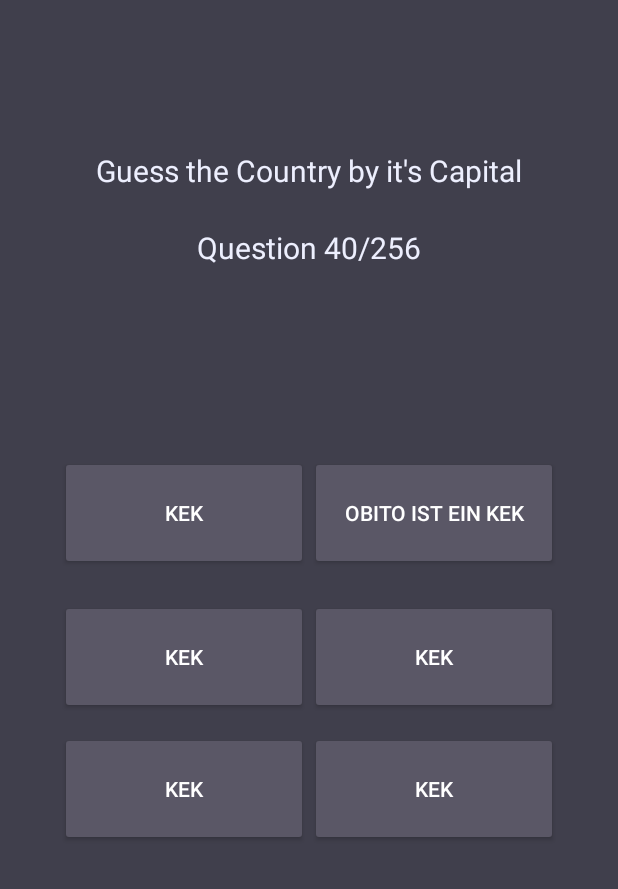
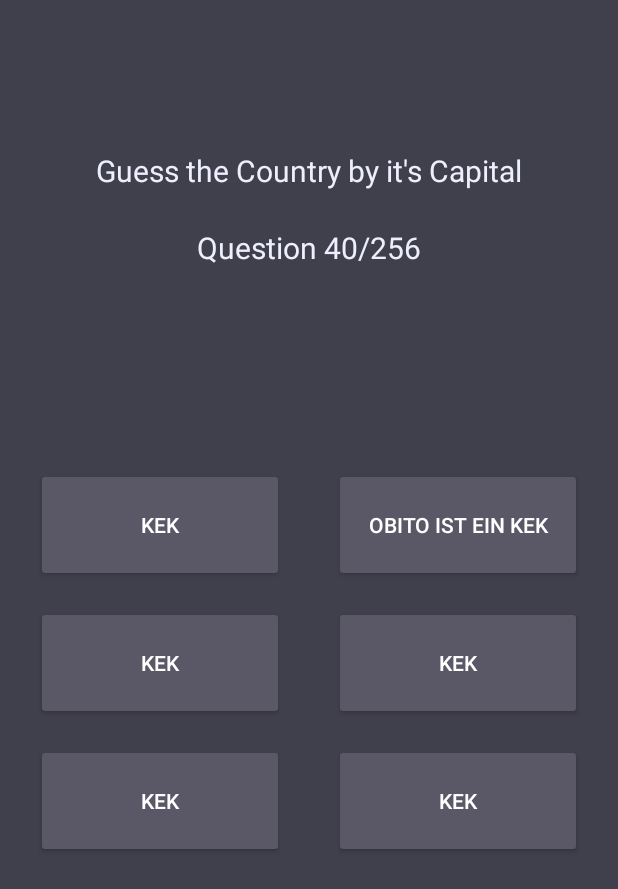
Before and after one commit to Zesshi/Geo.io, an Android app: the GuessTheCapital screen opened directly, with no data from a screen before it, on a phone screen of 412 x 824 dp. Shown: the top 889 px of the screen. Run offline under Robolectric (Android 15) with nearby library versions, the phone set to English and light mode, and no system bars.

Commit message:
Guess the capital in main

```diff
--- a/app/src/main/res/layout/activity_guess_the_capital.xml
+++ b/app/src/main/res/layout/activity_guess_the_capital.xml
@@ -42,8 +42,8 @@
         android:id="@+id/button6"
         android:layout_width="165dp"
         android:layout_height="76dp"
-        android:layout_marginTop="304dp"
-        android:layout_marginEnd="40dp"
+        android:layout_marginTop="312dp"
+        android:layout_marginEnd="24dp"
         android:backgroundTint="@color/light_grey"
         android:text="@string/obito_ist_ein_kek"
         android:textColor="@color/white"
@@ -55,8 +55,8 @@
         android:id="@+id/button10"
         android:layout_width="165dp"
         android:layout_height="76dp"
-        android:layout_marginStart="40dp"
-        android:layout_marginTop="304dp"
+        android:layout_marginStart="24dp"
+        android:layout_marginTop="312dp"
         android:backgroundTint="@color/light_grey"
         android:text="@string/kek"
         app:layout_constraintStart_toStartOf="parent"
@@ -66,8 +66,8 @@
         android:id="@+id/button2"
         android:layout_width="165dp"
         android:layout_height="76dp"
-        android:layout_marginStart="40dp"
-        android:layout_marginTop="400dp"
+        android:layout_marginStart="24dp"
+        android:layout_marginTop="404dp"
         android:backgroundTint="@color/light_grey"
         android:text="@string/kek"
         app:layout_constraintStart_toStartOf="parent"
@@ -77,8 +77,8 @@
         android:id="@+id/button7"
         android:layout_width="165dp"
         android:layout_height="76dp"
-        android:layout_marginTop="400dp"
-        android:layout_marginEnd="40dp"
+        android:layout_marginTop="404dp"
+        android:layout_marginEnd="24dp"
         android:backgroundTint="@color/light_grey"
         android:text="@string/kek"
         app:layout_constraintEnd_toEndOf="parent"
@@ -88,8 +88,8 @@
         android:id="@+id/button9"
         android:layout_width="165dp"
         android:layout_height="76dp"
-        android:layout_marginTop="488dp"
-        android:layout_marginEnd="40dp"
+        android:layout_marginTop="496dp"
+        android:layout_marginEnd="24dp"
         android:backgroundTint="@color/light_grey"
         android:text="@string/kek"
         app:layout_constraintEnd_toEndOf="parent"
@@ -99,8 +99,8 @@
         android:id="@+id/button8"
         android:layout_width="165dp"
         android:layout_height="76dp"
-        android:layout_marginStart="40dp"
-        android:layout_marginTop="488dp"
+        android:layout_marginStart="24dp"
+        android:layout_marginTop="496dp"
         android:backgroundTint="@color/light_grey"
         android:text="@string/kek"
         app:layout_constraintStart_toStartOf="parent"
```
